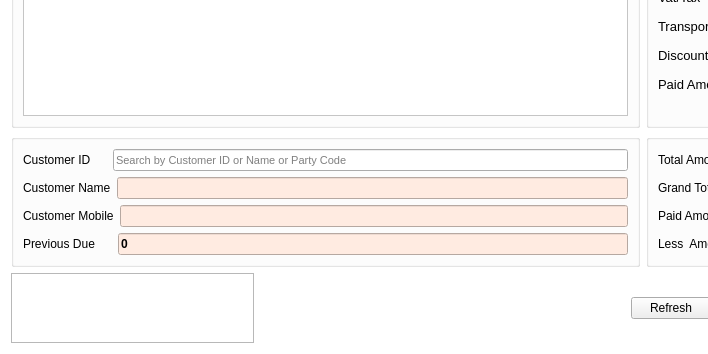
Qt form ui/sales1.ui (ansarul543/pos-inventory) before a commit; both pictures show x 0 to 708 and y 289 to 643 of the 927 by 643 pixel window.
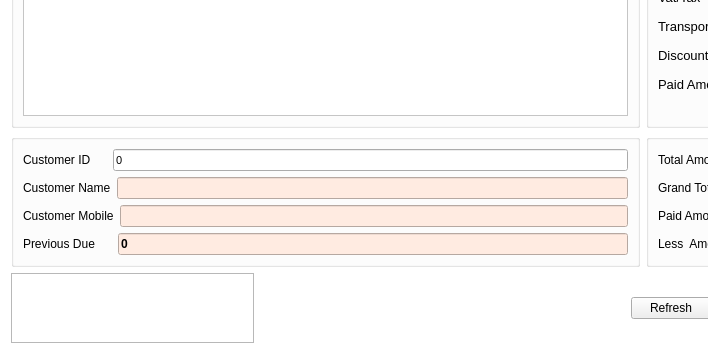
The same form after that commit.

What changed in the file:
```diff
--- a/ui/sales1.ui
+++ b/ui/sales1.ui
@@ -969,6 +969,9 @@
               <pointsize>8</pointsize>
              </font>
             </property>
+            <property name="text">
+             <string>0</string>
+            </property>
             <property name="placeholderText">
              <string>Search by Customer ID or Name or Party Code</string>
             </property>
```
Left out of the diff: 3 changed lines with no effect on the pictures.
